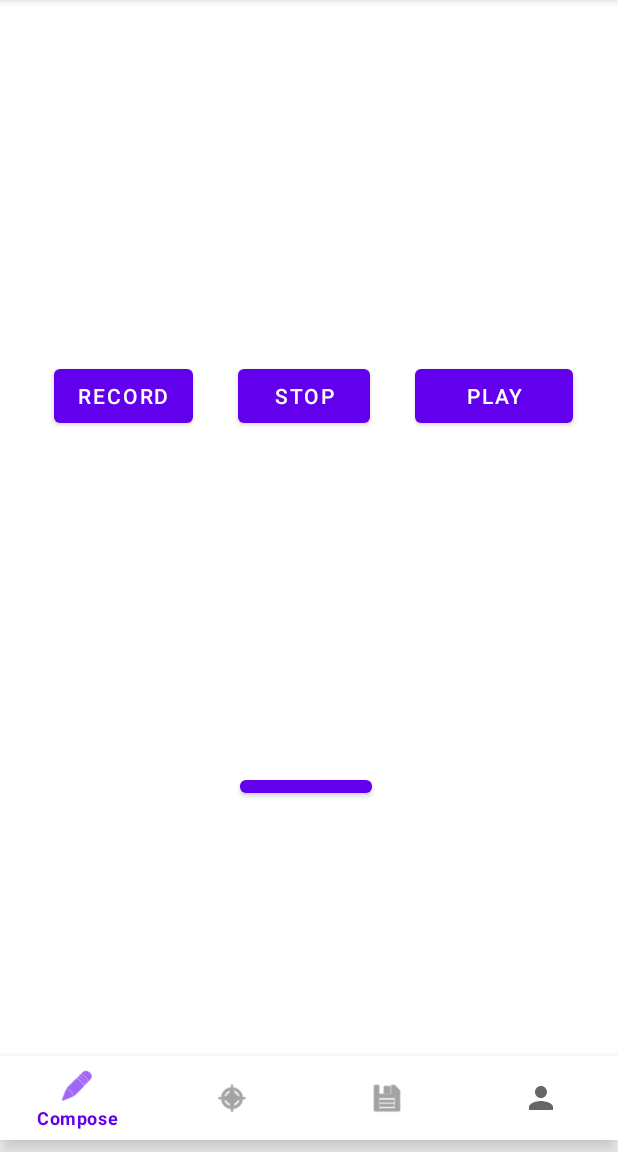
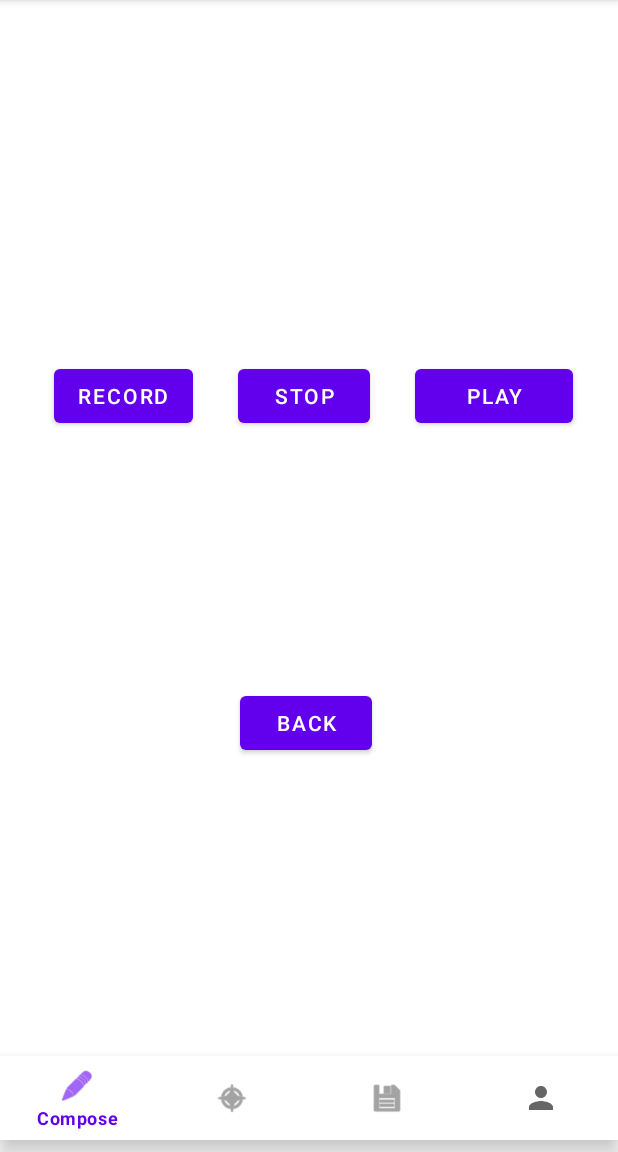
Before and after one commit to Nafyou/Echo, an Android app: the fragment RecordFragment placed in its activity, on a phone screen of 412 x 824 dp, the part 84-1236 px from its top. Run offline under Robolectric (Android 15) with nearby library versions, the phone set to English and light mode, and no system bars.

```diff
--- a/Echo/app/src/main/res/layout/fragment_record.xml
+++ b/Echo/app/src/main/res/layout/fragment_record.xml
@@ -52,10 +52,10 @@
         android:layout_height="wrap_content"
         android:layout_below="@+id/btnStop"
         android:layout_alignParentStart="true"
-        android:layout_alignParentBottom="true"
+        android:layout_alignParentBottom="false"
         android:layout_centerHorizontal="true"
         android:layout_marginStart="160dp"
-        android:layout_marginTop="226dp"
+        android:layout_marginTop="170dp"
         android:layout_marginBottom="169dp"
         android:text="Back"
         tools:layout_editor_absoluteX="157dp"
```
